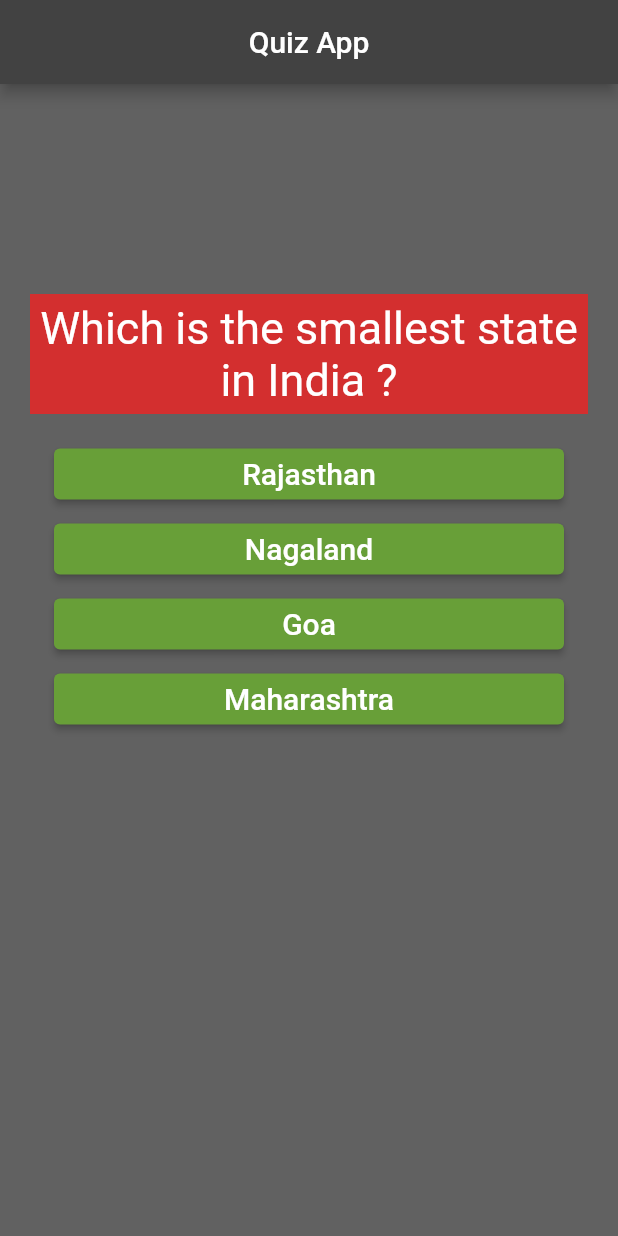
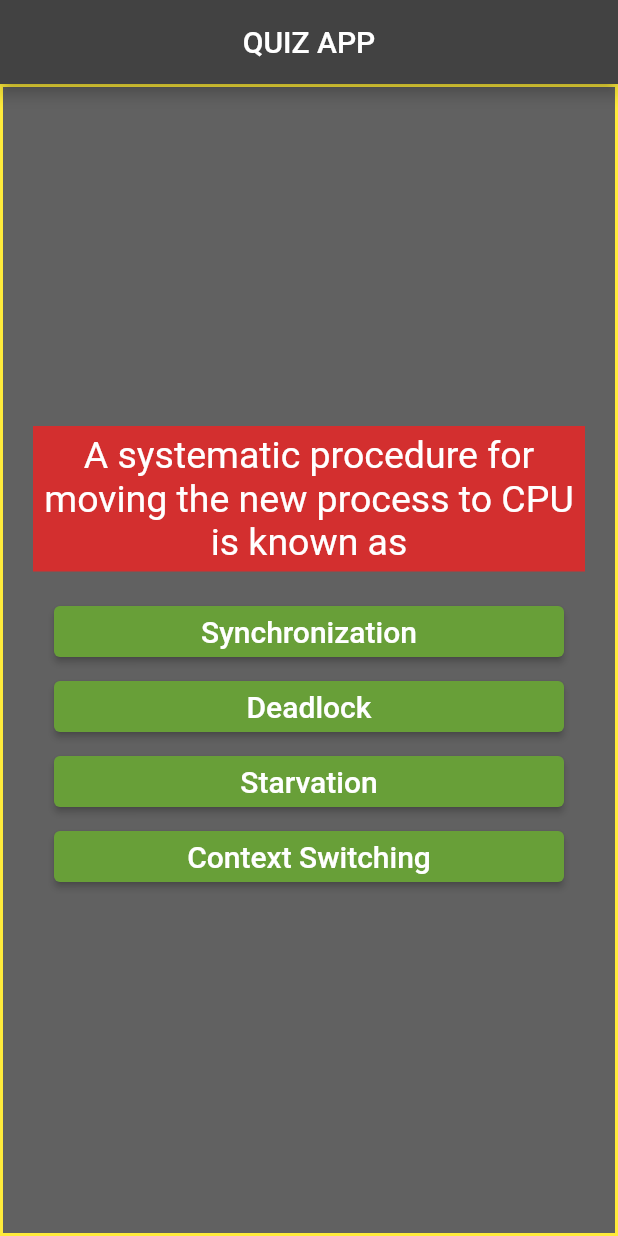
Before and after one commit to RushiNaikwadi/Quizzz, a Flutter app: the screen it shows after launch, on a phone screen of 412 x 824 dp. Run offline on Flutter 3.47's test engine with Material 2 defaults, Android fonts, the phone set to English and light mode, and no system bars.

Commit message:
seperated all widgets in different module to reduce complexity

```diff
--- a/lib/main.dart
+++ b/lib/main.dart
@@ -1,9 +1,8 @@
-import 'dart:ffi';
+  import 'package:flutter/material.dart';
 
-import 'package:flutter/material.dart';
-
-import './mcqQuestionWidget.dart';
-import './mcqOptionWidget.dart';
+import 'resultScreen/resultScreenWidget.dart';
+import 'mcqFolder/mcqWidget.dart';
+import 'mcqFolder/mcqList.dart';
 
 void main() => runApp(QuizApp());
 
@@ -14,28 +13,21 @@ class QuizApp extends StatefulWidget {
   }
 }
 
-var mcqList = [
-  {
-    'questionText': "Which is the smallest state in India ?",
-    'optionList': ["Rajasthan", "Nagaland", "Goa", "Maharashtra"]
-  },
-  {
-    'questionText': "What is the capital of Maharashtra ?",
-    'optionList': ["Mumbai", "Nagpur", "Pune", "Nashik"]
-  },
-  {
-    'questionText': "What is India's number in terms of population",
-    'optionList': ["1", "3", "4", "2"]
-  },
-];
-
 class _QuizAppState extends State <QuizApp> {
   int _mcqIndex = 0;
+  int _totalScore = 0;
 
-  void _optionSelected() {
+  void _optionSelected(int score) {
+    _totalScore += score;
     setState(() {
       _mcqIndex++;
-      _mcqIndex %= mcqList.length;
+    });
+  }
+
+  void _resetQuiz () {
+    setState(() {
+      _mcqIndex = 0;
+      _totalScore = 0;
     });
   }
 
@@ -43,27 +35,19 @@ class _QuizAppState extends State <QuizApp> {
   Widget build(BuildContext context) {
     return MaterialApp(
       home: Scaffold(
+        backgroundColor: Colors.grey[700],
         appBar: AppBar(
-          title: Text('Quiz App'),
+          title: Text('QUIZ APP'),
           backgroundColor: Colors.grey[800],
           centerTitle: true
         ),
-        body: Column(
-          children: [
-            SizedBox(height: 140),
-            mcqQuestionWidget(mcqQuestionText : (mcqList[_mcqIndex]['questionText'] as String)),
-            ...(mcqList[_mcqIndex]['optionList'] as List<String>).map((mcqOptionText) {
-                return mcqOptionWidget(
-                    optionSelectorFunction: _optionSelected,
-                    optionText:  mcqOptionText
-                );
-            })
-
-            // ... is known as spread operator where it pulls out all
-            // the widgets from list and put them outside as a list
-          ],
-        ),
-        backgroundColor: Colors.grey[700],
+        body: _mcqIndex < mcqList.length
+          ? mcqWidget(
+              mcqIndex: _mcqIndex,
+              mcqList: mcqList,
+              optionSelectorFunction: _optionSelected,
+          )
+          : resultScreenWidget(totalScore: _totalScore, totalMcqs: mcqList.length, resetQuiz: _resetQuiz)
       ),
     );
   }
--- a/lib/mcqOptionWidget.dart
+++ b/lib/mcqFolder/QuestionOptionsWidget/mcqOptionWidget.dart
@@ -2,10 +2,10 @@ import 'package:flutter/material.dart';
 
 class mcqOptionWidget extends StatelessWidget {
 
-  final VoidCallback optionSelectorFunction;
-  final String optionText;
+  final Function optionSelectorFunction;
+  final List<Object> optionTextScore;
 
-  mcqOptionWidget({this.optionSelectorFunction, this.optionText});
+  mcqOptionWidget({this.optionSelectorFunction, this.optionTextScore});
 
   @override
   Widget build(BuildContext context) {
@@ -15,12 +15,12 @@ class mcqOptionWidget extends StatelessWidget {
       margin: EdgeInsets.fromLTRB(5, 5, 5, 5),
       padding: EdgeInsets.fromLTRB(5, 3, 5, 3),
       child: ElevatedButton(
-        onPressed: () => optionSelectorFunction(),
+        onPressed: () => optionSelectorFunction(optionTextScore[1] as int),
         style: ButtonStyle(
           backgroundColor: MaterialStateProperty.all(Colors.lightGreen[700])
         ),
         child: Text(
-          optionText,
+          (optionTextScore[0] as String),
           style: TextStyle(
             fontSize: 20,
             color: Colors.white
--- a/lib/mcqQuestionWidget.dart
+++ b/lib/mcqFolder/QuestionOptionsWidget/mcqQuestionWidget.dart
@@ -15,7 +15,7 @@ class mcqQuestionWidget extends StatelessWidget {
       child: Text(
         mcqQuestionText,
         style: TextStyle(
-          fontSize: 30,
+          fontSize: 25,
           color: Colors.white
         ),
         textAlign: TextAlign.center
--- /dev/null
+++ b/lib/mcqFolder/mcqList.dart
@@ -0,0 +1,92 @@
+var mcqList = [
+  {
+    'questionText': "A systematic procedure for moving the new process to CPU is known as",
+    'optionList': [
+      ["Synchronization", 0],
+      ["Deadlock", 0],
+      ["Starvation", 0],
+      ["Context Switching", 1]
+    ]
+  },
+  {
+    'questionText': " In which of the following formats data is stored in the database management system?",
+    'optionList': [
+      ["Image", 0],
+      ["Table", 1],
+      ["Text", 0],
+      ["Graph", 0]
+    ]
+  },
+  {
+    'questionText': "To access the services of operating system the interface is provided by the?",
+    'optionList': [
+      ["System Calls", 1],
+      ["API", 0],
+      ["Library", 0],
+      ["Assembly Instruction", 0]
+    ]
+  },
+  {
+    'questionText': "Which command is used to remove a relation from an SQL?",
+    'optionList': [
+      ["Delete", 0],
+      ["Truncate", 0],
+      ["Drop table", 1],
+      ["Remove", 0]
+    ]
+  },
+  {
+    'questionText': "The term FTP stands for?",
+    'optionList': [
+      ["File transfer protocol", 1],
+      ["File transfer program", 0],
+      ["File transfer protection", 0],
+      ["File transmission protocol", 0]
+    ]
+  },
+  {
+    'questionText': "Which feature of OOP indicates code reusability?",
+    'optionList': [
+      ["Polymorphism", 0],
+      ["Encapsulation", 0],
+      ["Inheritance", 1],
+      ["Abstraction", 0]
+    ]
+  },
+  {
+    'questionText': "The ability to query data, as well as insert, delete, and alter tuples, is offered by ______",
+    'optionList': [
+      ["TCL", 0],
+      ["DML", 1],
+      ["DDL", 0],
+      ["DCL", 0]
+    ]
+  },
+  {
+    'questionText': "Which one of the following is not a network topology?",
+    'optionList': [
+      ["Ring", 0],
+      ["Bus", 0],
+      ["Star", 0],
+      ["Peer to Peer", 1]
+    ]
+  },
+  {
+    'questionText': "Which among the following doesn’t come under OOP concept?",
+    'optionList': [
+      ["Platform independent", 1],
+      ["Data hiding", 0],
+      ["Data binding", 0],
+      ["Message passing", 0]
+    ]
+  },
+  {
+    'questionText': "Which of the following is known as a set of entities of the same type that share same properties or attributes?",
+    'optionList': [
+      ["Tuples", 0],
+      ["Relation set", 1],
+      ["Entity Relation model", 0],
+      ["Entity Set", 0]
+    ]
+  },
+];
--- /dev/null
+++ b/lib/mcqFolder/mcqWidget.dart
@@ -0,0 +1,37 @@
+import 'package:flutter/material.dart';
+
+import 'QuestionOptionsWidget/mcqQuestionWidget.dart';
+import 'QuestionOptionsWidget/mcqOptionWidget.dart';
+
+class mcqWidget extends StatelessWidget {
+
+  final int mcqIndex;
+  final List<Map<String, Object>> mcqList;
+  final Function optionSelectorFunction;
+
+  mcqWidget({this.mcqIndex, this.mcqList, this.optionSelectorFunction});
+
+  @override
+  Widget build(BuildContext context) {
+    return Container(
+      decoration: BoxDecoration(
+        border: Border.all(color: Colors.yellow, width: 2)
+      ),
+      child: Column(
+        mainAxisAlignment: MainAxisAlignment.center,
+        children: [
+          // SizedBox(height: 130),
+          mcqQuestionWidget(mcqQuestionText : (mcqList[mcqIndex]['questionText'] as String)),
+          ...(mcqList[mcqIndex]['optionList'] as List<List<Object>>).map((mcqOption) {
+            return mcqOptionWidget(
+                optionSelectorFunction: optionSelectorFunction,
+                optionTextScore:  mcqOption
+            );
+          })
+          // ... is known as spread operator where it pulls out all
+          // the widgets from list and put them outside as a list
+        ],
+      ),
+    );
+  }
+}
```
Also changed, not shown: lib/resultScreen/resultScreenWidget.dart (added, +67 -0 lines).
